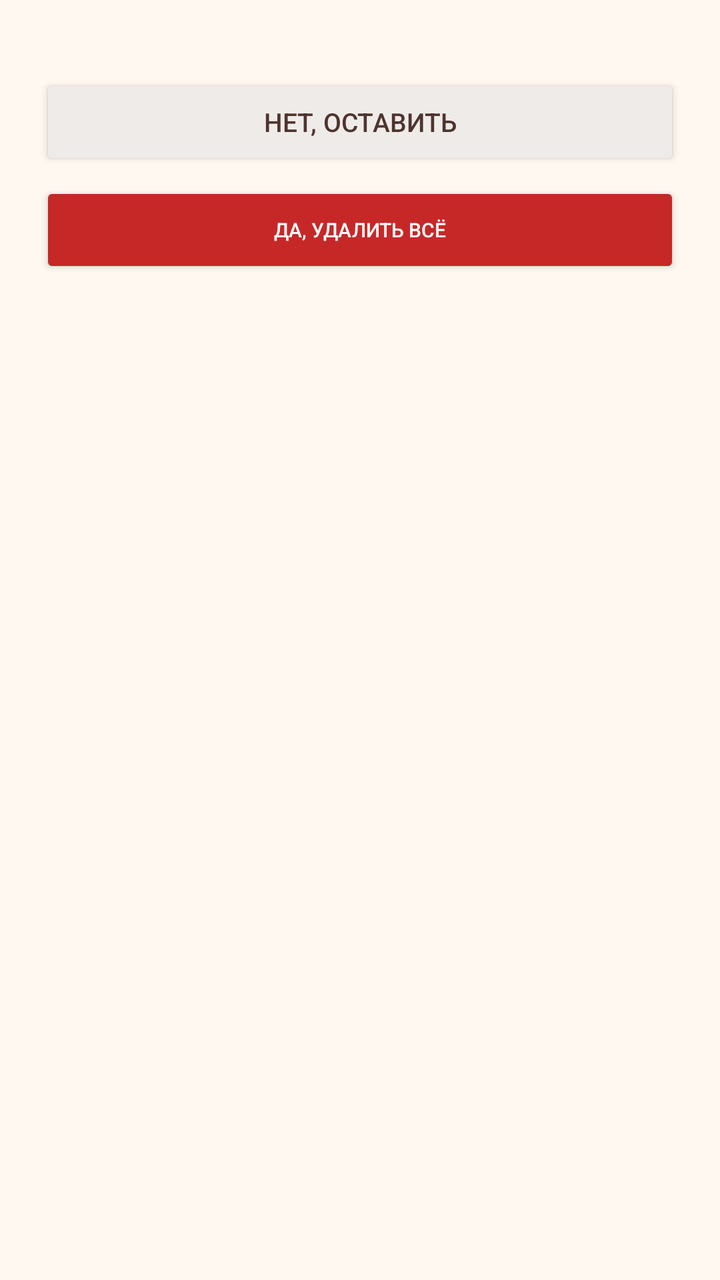
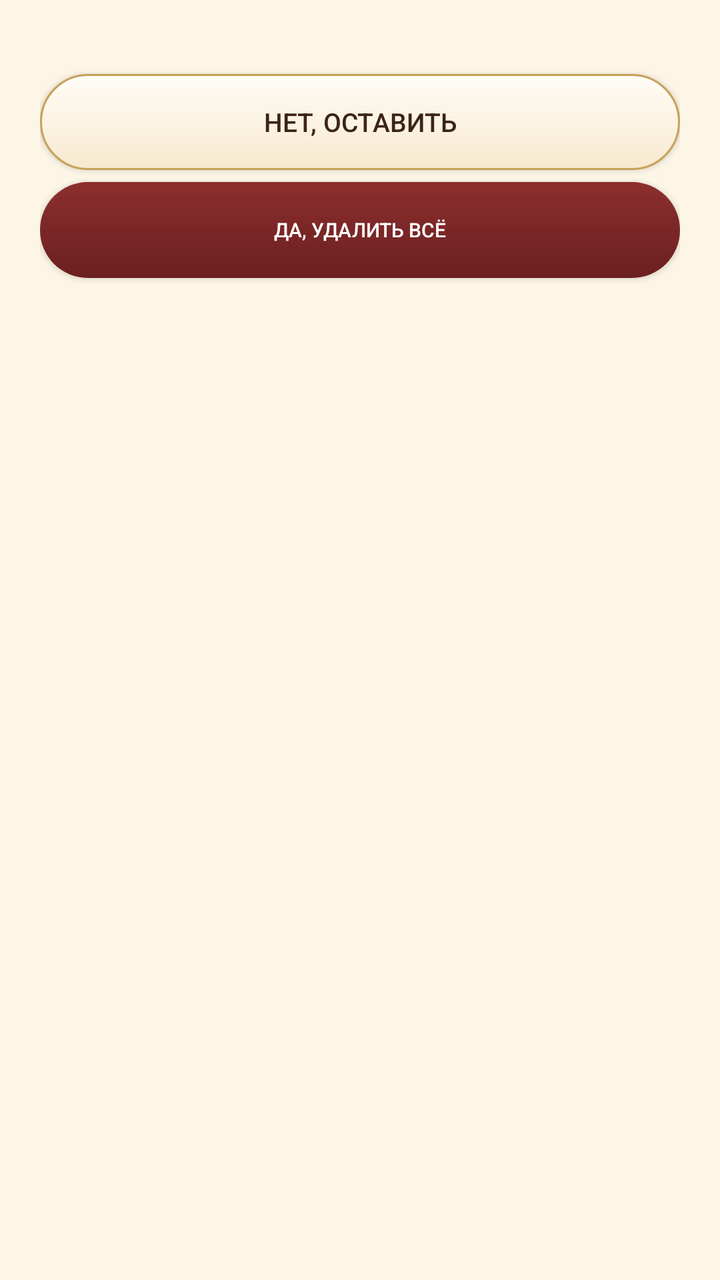

An Android layout rendered at two revisions. The XML below is the earlier revision; the diff shows what the commit changed to produce the second picture.
<!-- AndroidManifest.xml: application theme AppTheme -->
<!-- res/layout/dialog_confirm_final.xml -->
<?xml version="1.0" encoding="utf-8"?>
<LinearLayout xmlns:android="http://schemas.android.com/apk/res/android"
    android:layout_width="match_parent"
    android:layout_height="wrap_content"
    android:orientation="vertical"
    android:paddingLeft="20dp"
    android:paddingRight="20dp"
    android:paddingTop="4dp"
    android:paddingBottom="8dp">

    <TextView
        android:id="@+id/tvFinalMessage"
        android:layout_width="match_parent"
        android:layout_height="wrap_content"
        android:textColor="#5D4037"
        android:textSize="14sp"
        android:lineSpacingExtra="2dp"
        android:text="" />

    <Button
        android:id="@+id/btnFinalCancel"
        android:layout_width="match_parent"
        android:layout_height="wrap_content"
        android:layout_marginTop="14dp"
        android:text="Нет, оставить"
        android:textSize="13sp"
        android:backgroundTint="#EFEBE9"
        android:textColor="#4E342E" />

    <Button
        android:id="@+id/btnFinalConfirm"
        android:layout_width="match_parent"
        android:layout_height="wrap_content"
        android:layout_marginTop="6dp"
        android:text="Да, удалить всё"
        android:textSize="10sp"
        android:backgroundTint="#C62828"
        android:textColor="#FFFFFF" />
</LinearLayout>
<!-- resources referenced by this layout -->
<resources>
  <style name="AppTheme" parent="@android:style/Theme.Material.Light.NoActionBar">
          <item name="android:colorPrimary">#E65100</item>
          <item name="android:colorPrimaryDark">#BF360C</item>
          <item name="android:colorAccent">#E65100</item>
          <item name="android:windowBackground">#FFF8F0</item>
      </style>
</resources>

<!-- the commit's change to res/layout/dialog_confirm_final.xml (unified diff, before → after) -->
@@ -12,7 +12,7 @@
         android:id="@+id/tvFinalMessage"
         android:layout_width="match_parent"
         android:layout_height="wrap_content"
-        android:textColor="#5D4037"
+        android:textColor="@color/ink"
         android:textSize="14sp"
         android:lineSpacingExtra="2dp"
         android:text="" />
@@ -24,8 +24,8 @@
         android:layout_marginTop="14dp"
         android:text="Нет, оставить"
         android:textSize="13sp"
-        android:backgroundTint="#EFEBE9"
-        android:textColor="#4E342E" />
+        android:background="@drawable/btn_gold"
+        android:textColor="@color/ink" />
 
     <Button
         android:id="@+id/btnFinalConfirm"
@@ -34,6 +34,6 @@
         android:layout_marginTop="6dp"
         android:text="Да, удалить всё"
         android:textSize="10sp"
-        android:backgroundTint="#C62828"
-        android:textColor="#FFFFFF" />
+        android:background="@drawable/btn_danger"
+        android:textColor="@color/white" />
 </LinearLayout>
<!-- resource entries referenced after the edit -->
@@ -1,10 +1,37 @@
 <!-- resources referenced by this layout -->
 <resources>
+  <color name="ink">#3B2416</color>
+  <color name="white">#FFFFFF</color>
+  <!-- drawable btn_danger (drawable) -->
+  <?xml version="1.0" encoding="utf-8"?>
+  <shape xmlns:android="http://schemas.android.com/apk/res/android"
+      android:shape="rectangle">
+      <gradient
+          android:angle="270"
+          android:startColor="#8C2E2E"
+          android:endColor="#6B1F1F" />
+      <corners android:radius="24dp" />
+  </shape>
+  <!-- drawable btn_gold (drawable) -->
+  <?xml version="1.0" encoding="utf-8"?>
+  <shape xmlns:android="http://schemas.android.com/apk/res/android"
+      android:shape="rectangle">
+      <gradient
+          android:angle="270"
+          android:startColor="#FFFDF7"
+          android:endColor="#F7E9CE" />
+      <corners android:radius="24dp" />
+      <stroke
+          android:width="1dp"
+          android:color="#C8A15A" />
+  </shape>
   <style name="AppTheme" parent="@android:style/Theme.Material.Light.NoActionBar">
-          <item name="android:colorPrimary">#E65100</item>
-          <item name="android:colorPrimaryDark">#BF360C</item>
-          <item name="android:colorAccent">#E65100</item>
-          <item name="android:windowBackground">#FFF8F0</item>
+          <item name="android:colorPrimary">#C1440E</item>
+          <item name="android:colorPrimaryDark">#8C2E08</item>
+          <item name="android:colorAccent">#C8A15A</item>
+          <item name="android:windowBackground">#FDF6E6</item>
+          <item name="android:textColorPrimary">#3B2416</item>
+          <item name="android:textColorSecondary">#8A6A52</item>
       </style>
 </resources>
 
